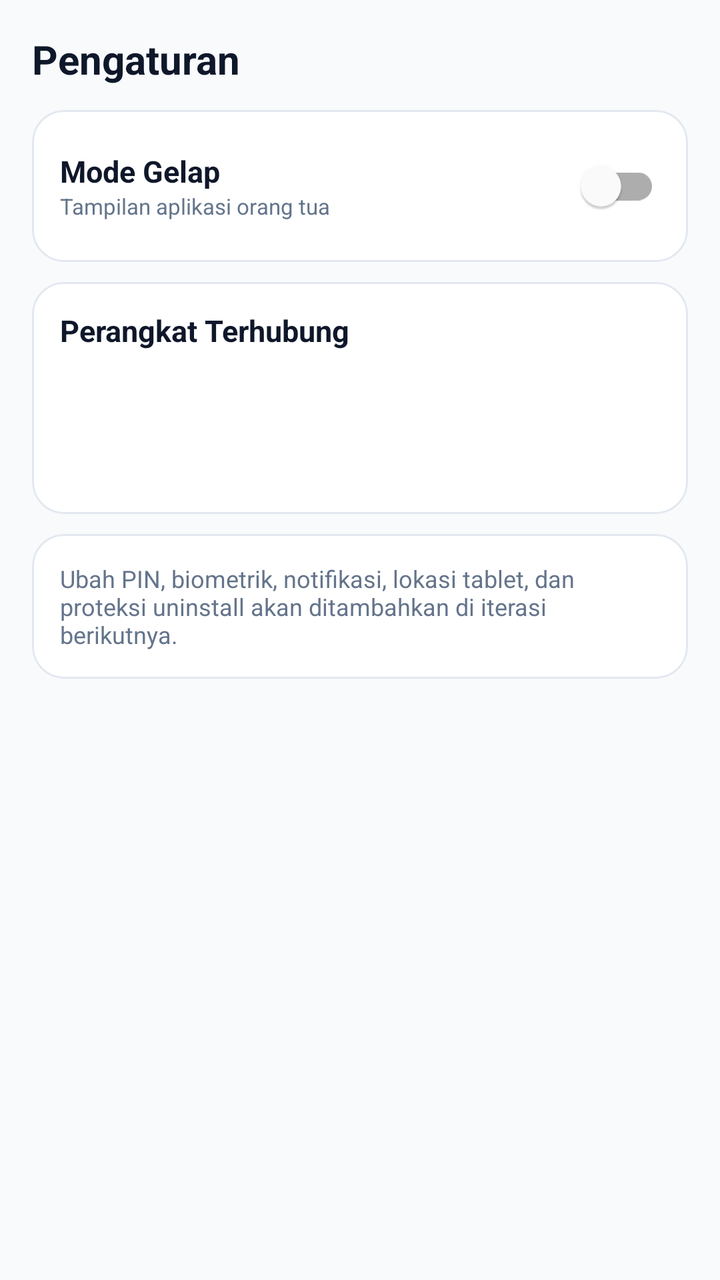
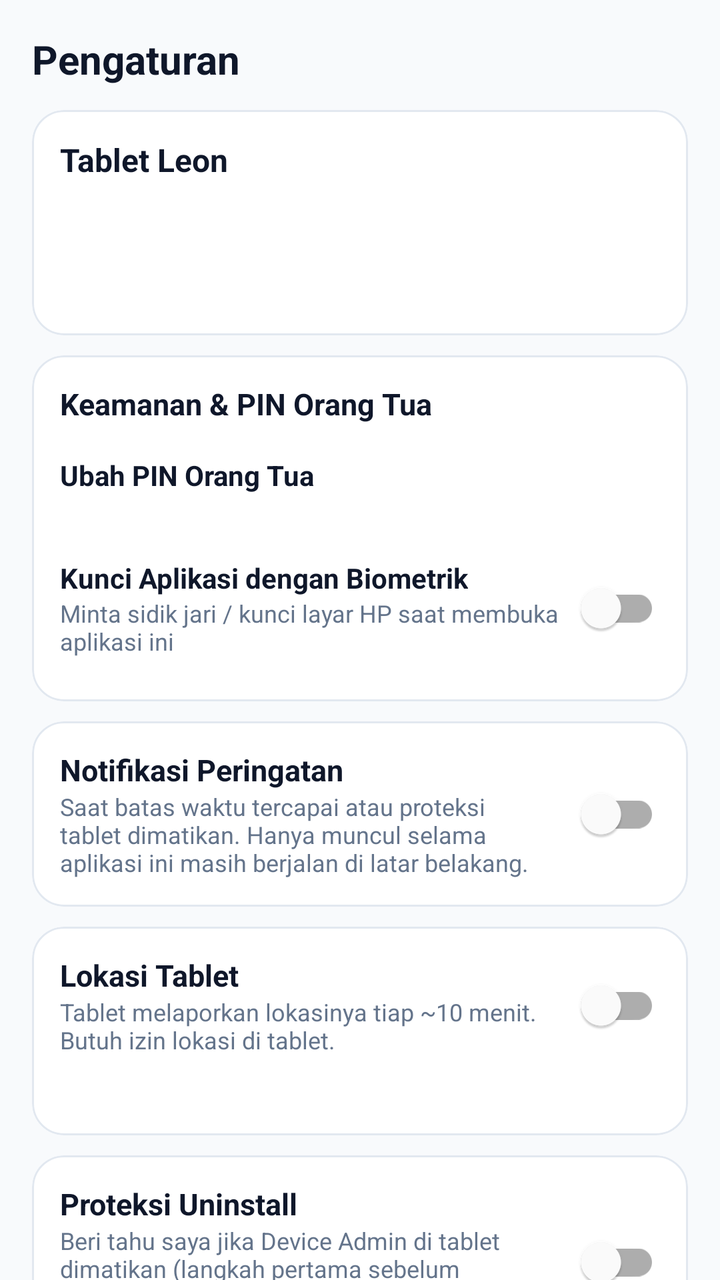

An Android layout rendered at two revisions. The XML below is the earlier revision; the diff shows what the commit changed to produce the second picture.
<!-- AndroidManifest.xml: application theme Theme.ParentalControl -->
<!-- res/layout/fragment_settings.xml -->
<?xml version="1.0" encoding="utf-8"?>
<androidx.core.widget.NestedScrollView xmlns:android="http://schemas.android.com/apk/res/android"
    xmlns:app="http://schemas.android.com/apk/res-auto"
    android:layout_width="match_parent"
    android:layout_height="match_parent"
    android:background="@color/background"
    android:fillViewport="true">

    <LinearLayout
        android:layout_width="match_parent"
        android:layout_height="wrap_content"
        android:orientation="vertical"
        android:padding="16dp">

        <TextView
            android:layout_width="wrap_content"
            android:layout_height="wrap_content"
            android:layout_marginBottom="12dp"
            android:text="Pengaturan"
            android:textColor="@color/text_primary"
            android:textSize="20sp"
            android:textStyle="bold" />

        <com.google.android.material.card.MaterialCardView
            android:layout_width="match_parent"
            android:layout_height="wrap_content"
            android:layout_marginBottom="10dp"
            app:cardBackgroundColor="@color/card_bg"
            app:cardCornerRadius="16dp"
            app:cardElevation="0dp"
            app:strokeColor="@color/card_stroke"
            app:strokeWidth="1dp">

            <LinearLayout
                android:layout_width="match_parent"
                android:layout_height="wrap_content"
                android:gravity="center_vertical"
                android:orientation="horizontal"
                android:padding="14dp">

                <LinearLayout
                    android:layout_width="0dp"
                    android:layout_height="wrap_content"
                    android:layout_weight="1"
                    android:orientation="vertical">

                    <TextView
                        android:layout_width="wrap_content"
                        android:layout_height="wrap_content"
                        android:text="Mode Gelap"
                        android:textColor="@color/text_primary"
                        android:textSize="15sp"
                        android:textStyle="bold" />

                    <TextView
                        android:layout_width="wrap_content"
                        android:layout_height="wrap_content"
                        android:text="Tampilan aplikasi orang tua"
                        android:textColor="@color/text_secondary"
                        android:textSize="11sp" />
                </LinearLayout>

                <com.google.android.material.switchmaterial.SwitchMaterial
                    android:id="@+id/switchDarkMode"
                    android:layout_width="wrap_content"
                    android:layout_height="wrap_content" />
            </LinearLayout>
        </com.google.android.material.card.MaterialCardView>

        <com.google.android.material.card.MaterialCardView
            android:layout_width="match_parent"
            android:layout_height="wrap_content"
            android:layout_marginBottom="10dp"
            app:cardBackgroundColor="@color/card_bg"
            app:cardCornerRadius="16dp"
            app:cardElevation="0dp"
            app:strokeColor="@color/card_stroke"
            app:strokeWidth="1dp">

            <LinearLayout
                android:layout_width="match_parent"
                android:layout_height="wrap_content"
                android:orientation="vertical"
                android:padding="14dp">

                <TextView
                    android:layout_width="wrap_content"
                    android:layout_height="wrap_content"
                    android:text="Perangkat Terhubung"
                    android:textColor="@color/text_primary"
                    android:textSize="15sp"
                    android:textStyle="bold" />

                <TextView
                    android:id="@+id/tvSettingsDevice"
                    android:layout_width="wrap_content"
                    android:layout_height="wrap_content"
                    android:layout_marginTop="8dp"
                    android:textColor="@color/text_primary"
                    android:textSize="13sp" />

                <TextView
                    android:id="@+id/tvSettingsStatus"
                    android:layout_width="wrap_content"
                    android:layout_height="wrap_content"
                    android:layout_marginTop="4dp"
                    android:textSize="13sp"
                    android:textStyle="bold" />

                <TextView
                    android:id="@+id/tvSettingsVersion"
                    android:layout_width="wrap_content"
                    android:layout_height="wrap_content"
                    android:layout_marginTop="4dp"
                    android:textColor="@color/text_secondary"
                    android:textSize="12sp" />
            </LinearLayout>
        </com.google.android.material.card.MaterialCardView>

        <com.google.android.material.card.MaterialCardView
            android:layout_width="match_parent"
            android:layout_height="wrap_content"
            android:layout_marginBottom="24dp"
            app:cardBackgroundColor="@color/card_bg"
            app:cardCornerRadius="16dp"
            app:cardElevation="0dp"
            app:strokeColor="@color/card_stroke"
            app:strokeWidth="1dp">

            <TextView
                android:layout_width="match_parent"
                android:layout_height="wrap_content"
                android:padding="14dp"
                android:text="Ubah PIN, biometrik, notifikasi, lokasi tablet, dan proteksi uninstall akan ditambahkan di iterasi berikutnya."
                android:textColor="@color/text_secondary"
                android:textSize="12sp" />
        </com.google.android.material.card.MaterialCardView>
    </LinearLayout>
</androidx.core.widget.NestedScrollView>
<!-- resources referenced by this layout -->
<resources>
  <color name="background">#F8FAFC</color>
  <color name="card_bg">#FFFFFF</color>
  <color name="card_stroke">#E2E8F0</color>
  <color name="text_primary">#0F172A</color>
  <color name="text_secondary">#64748B</color>
  <style name="Theme.ParentalControl" parent="Theme.MaterialComponents.DayNight.NoActionBar">
          <item name="colorPrimary">@color/primary</item>
          <item name="colorPrimaryDark">@color/primary_dark</item>
          <item name="colorAccent">@color/accent</item>
          <item name="android:windowBackground">@color/background</item>
      </style>
  <color name="primary">#2563EB</color>
  <color name="primary_dark">#1D4ED8</color>
  <color name="accent">#06B6D4</color>
</resources>

<!-- the commit's change to res/layout/fragment_settings.xml (unified diff, before → after) -->
@@ -21,6 +21,145 @@
             android:textSize="20sp"
             android:textStyle="bold" />
 
+        
+        <com.google.android.material.card.MaterialCardView
+            android:layout_width="match_parent"
+            android:layout_height="wrap_content"
+            android:layout_marginBottom="10dp"
+            app:cardBackgroundColor="@color/card_bg"
+            app:cardCornerRadius="16dp"
+            app:cardElevation="0dp"
+            app:strokeColor="@color/card_stroke"
+            app:strokeWidth="1dp">
+
+            <LinearLayout
+                android:layout_width="match_parent"
+                android:layout_height="wrap_content"
+                android:orientation="vertical"
+                android:padding="14dp">
+
+                <TextView
+                    android:layout_width="wrap_content"
+                    android:layout_height="wrap_content"
+                    android:text="Tablet Leon"
+                    android:textColor="@color/text_primary"
+                    android:textSize="16sp"
+                    android:textStyle="bold" />
+
+                <TextView
+                    android:id="@+id/tvProfileDevice"
+                    android:layout_width="wrap_content"
+                    android:layout_height="wrap_content"
+                    android:layout_marginTop="2dp"
+                    android:textColor="@color/text_secondary"
+                    android:textSize="13sp" />
+
+                <TextView
+                    android:id="@+id/tvProfileBattery"
+                    android:layout_width="wrap_content"
+                    android:layout_height="wrap_content"
+                    android:layout_marginTop="2dp"
+                    android:textColor="@color/text_secondary"
+                    android:textSize="13sp" />
+
+                <TextView
+                    android:id="@+id/tvSettingsStatus"
+                    android:layout_width="wrap_content"
+                    android:layout_height="wrap_content"
+                    android:layout_marginTop="6dp"
+                    android:textSize="13sp"
+                    android:textStyle="bold" />
+            </LinearLayout>
+        </com.google.android.material.card.MaterialCardView>
+
+        
+        <com.google.android.material.card.MaterialCardView
+            android:layout_width="match_parent"
+            android:layout_height="wrap_content"
+            android:layout_marginBottom="10dp"
+            app:cardBackgroundColor="@color/card_bg"
+            app:cardCornerRadius="16dp"
+            app:cardElevation="0dp"
+            app:strokeColor="@color/card_stroke"
+            app:strokeWidth="1dp">
+
+            <LinearLayout
+                android:layout_width="match_parent"
+                android:layout_height="wrap_content"
+                android:orientation="vertical"
+                android:padding="14dp">
+
+                <TextView
+                    android:layout_width="wrap_content"
+                    android:layout_height="wrap_content"
+                    android:text="Keamanan &amp; PIN Orang Tua"
+                    android:textColor="@color/text_primary"
+                    android:textSize="15sp"
+                    android:textStyle="bold" />
+
+                <LinearLayout
+                    android:id="@+id/rowChangePin"
+                    android:layout_width="match_parent"
+                    android:layout_height="wrap_content"
+                    android:layout_marginTop="8dp"
+                    android:background="?android:attr/selectableItemBackground"
+                    android:orientation="vertical"
+                    android:paddingVertical="8dp">
+
+                    <TextView
+                        android:layout_width="wrap_content"
+                        android:layout_height="wrap_content"
+                        android:text="Ubah PIN Orang Tua"
+                        android:textColor="@color/text_primary"
+                        android:textSize="14sp"
+                        android:textStyle="bold" />
+
+                    <TextView
+                        android:id="@+id/tvPinStatus"
+                        android:layout_width="wrap_content"
+                        android:layout_height="wrap_content"
+                        android:textColor="@color/text_secondary"
+                        android:textSize="12sp" />
+                </LinearLayout>
+
+                <LinearLayout
+                    android:layout_width="match_parent"
+                    android:layout_height="wrap_content"
+                    android:gravity="center_vertical"
+                    android:orientation="horizontal"
+                    android:paddingVertical="8dp">
+
+                    <LinearLayout
+                        android:layout_width="0dp"
+                        android:layout_height="wrap_content"
+                        android:layout_weight="1"
+                        android:orientation="vertical">
+
+                        <TextView
+                            android:layout_width="wrap_content"
+                            android:layout_height="wrap_content"
+                            android:text="Kunci Aplikasi dengan Biometrik"
+                            android:textColor="@color/text_primary"
+                            android:textSize="14sp"
+                            android:textStyle="bold" />
+
+                        <TextView
+                            android:layout_width="wrap_content"
+                            android:layout_height="wrap_content"
+                            android:text="Minta sidik jari / kunci layar HP saat membuka aplikasi ini"
+                            android:textColor="@color/text_secondary"
+                            android:textSize="12sp" />
+                    </LinearLayout>
+
+                    <com.google.android.material.switchmaterial.SwitchMaterial
+                        android:id="@+id/switchBiometric"
+                        android:layout_width="wrap_content"
+                        android:layout_height="wrap_content" />
+                </LinearLayout>
+            </LinearLayout>
+        </com.google.android.material.card.MaterialCardView>
+
+        
         <com.google.android.material.card.MaterialCardView
             android:layout_width="match_parent"
             android:layout_height="wrap_content"
@@ -47,7 +186,7 @@
                     <TextView
                         android:layout_width="wrap_content"
                         android:layout_height="wrap_content"
-                        android:text="Mode Gelap"
+                        android:text="Notifikasi Peringatan"
                         android:textColor="@color/text_primary"
                         android:textSize="15sp"
                         android:textStyle="bold" />
@@ -55,18 +194,20 @@
                     <TextView
                         android:layout_width="wrap_content"
                         android:layout_height="wrap_content"
-                        android:text="Tampilan aplikasi orang tua"
+                        android:text="Saat batas waktu tercapai atau proteksi tablet dimatikan. Hanya muncul selama aplikasi ini masih berjalan di latar belakang."
                         android:textColor="@color/text_secondary"
-                        android:textSize="11sp" />
+                        android:textSize="12sp" />
                 </LinearLayout>
 
                 <com.google.android.material.switchmaterial.SwitchMaterial
-                    android:id="@+id/switchDarkMode"
-                    android:layout_width="wrap_content"
-                    android:layout_height="wrap_content" />
-            </LinearLayout>
-        </com.google.android.material.card.MaterialCardView>
-
+                    android:id="@+id/switchNotify"
+                    android:layout_width="wrap_content"
+                    android:layout_height="wrap_content"
+                    android:layout_marginStart="8dp" />
+            </LinearLayout>
+        </com.google.android.material.card.MaterialCardView>
+
+        
         <com.google.android.material.card.MaterialCardView
             android:layout_width="match_parent"
             android:layout_height="wrap_content"
@@ -83,57 +224,189 @@
                 android:orientation="vertical"
                 android:padding="14dp">
 
-                <TextView
-                    android:layout_width="wrap_content"
-                    android:layout_height="wrap_content"
-                    android:text="Perangkat Terhubung"
-                    android:textColor="@color/text_primary"
-                    android:textSize="15sp"
-                    android:textStyle="bold" />
-
-                <TextView
-                    android:id="@+id/tvSettingsDevice"
+                <LinearLayout
+                    android:layout_width="match_parent"
+                    android:layout_height="wrap_content"
+                    android:gravity="center_vertical"
+                    android:orientation="horizontal">
+
+                    <LinearLayout
+                        android:layout_width="0dp"
+                        android:layout_height="wrap_content"
+                        android:layout_weight="1"
+                        android:orientation="vertical">
+
+                        <TextView
+                            android:layout_width="wrap_content"
+                            android:layout_height="wrap_content"
+                            android:text="Lokasi Tablet"
+                            android:textColor="@color/text_primary"
+                            android:textSize="15sp"
+                            android:textStyle="bold" />
+
+                        <TextView
+                            android:layout_width="wrap_content"
+                            android:layout_height="wrap_content"
+                            android:text="Tablet melaporkan lokasinya tiap ~10 menit. Butuh izin lokasi di tablet."
+                            android:textColor="@color/text_secondary"
+                            android:textSize="12sp" />
+                    </LinearLayout>
+
+                    <com.google.android.material.switchmaterial.SwitchMaterial
+                        android:id="@+id/switchLocation"
+                        android:layout_width="wrap_content"
+                        android:layout_height="wrap_content"
+                        android:layout_marginStart="8dp" />
+                </LinearLayout>
+
+                <TextView
+                    android:id="@+id/tvLocationInfo"
                     android:layout_width="wrap_content"
                     android:layout_height="wrap_content"
                     android:layout_marginTop="8dp"
                     android:textColor="@color/text_primary"
                     android:textSize="13sp" />
 
-                <TextView
-                    android:id="@+id/tvSettingsStatus"
+                <com.google.android.material.button.MaterialButton
+                    android:id="@+id/btnOpenMaps"
+                    style="@style/Widget.MaterialComponents.Button.OutlinedButton"
                     android:layout_width="wrap_content"
                     android:layout_height="wrap_content"
                     android:layout_marginTop="4dp"
+                    android:text="Buka di Maps"
+                    android:visibility="gone"
+                    app:cornerRadius="10dp" />
+            </LinearLayout>
+        </com.google.android.material.card.MaterialCardView>
+
+        
+        <com.google.android.material.card.MaterialCardView
+            android:layout_width="match_parent"
+            android:layout_height="wrap_content"
+            android:layout_marginBottom="10dp"
+            app:cardBackgroundColor="@color/card_bg"
+            app:cardCornerRadius="16dp"
+            app:cardElevation="0dp"
+            app:strokeColor="@color/card_stroke"
+            app:strokeWidth="1dp">
+
+            <LinearLayout
+                android:layout_width="match_parent"
+                android:layout_height="wrap_content"
+                android:orientation="vertical"
+                android:padding="14dp">
+
+                <LinearLayout
+                    android:layout_width="match_parent"
+                    android:layout_height="wrap_content"
+                    android:gravity="center_vertical"
+                    android:orientation="horizontal">
+
+                    <LinearLayout
+                        android:layout_width="0dp"
+                        android:layout_height="wrap_content"
+                        android:layout_weight="1"
+                        android:orientation="vertical">
+
+                        <TextView
+                            android:layout_width="wrap_content"
+                            android:layout_height="wrap_content"
+                            android:text="Proteksi Uninstall"
+                            android:textColor="@color/text_primary"
+                            android:textSize="15sp"
+                            android:textStyle="bold" />
+
+                        <TextView
+                            android:layout_width="wrap_content"
+                            android:layout_height="wrap_content"
+                            android:text="Beri tahu saya jika Device Admin di tablet dimatikan (langkah pertama sebelum aplikasi bisa dihapus). Tidak memblokir penghapusan."
+                            android:textColor="@color/text_secondary"
+                            android:textSize="12sp" />
+                    </LinearLayout>
+
+                    <com.google.android.material.switchmaterial.SwitchMaterial
+                        android:id="@+id/switchUninstall"
+                        android:layout_width="wrap_content"
+                        android:layout_height="wrap_content"
+                        android:layout_marginStart="8dp" />
+                </LinearLayout>
+
+                <TextView
+                    android:id="@+id/tvAdminStatus"
+                    android:layout_width="wrap_content"
+                    android:layout_height="wrap_content"
+                    android:layout_marginTop="8dp"
                     android:textSize="13sp"
                     android:textStyle="bold" />
-
-                <TextView
-                    android:id="@+id/tvSettingsVersion"
-                    android:layout_width="wrap_content"
-                    android:layout_height="wrap_content"
-                    android:layout_marginTop="4dp"
+            </LinearLayout>
+        </com.google.android.material.card.MaterialCardView>
+
+        
+        <com.google.android.material.card.MaterialCardView
+            android:layout_width="match_parent"
+            android:layout_height="wrap_content"
+            android:layout_marginBottom="24dp"
+            app:cardBackgroundColor="@color/card_bg"
+            app:cardCornerRadius="16dp"
+            app:cardElevation="0dp"
+            app:strokeColor="@color/card_stroke"
+            app:strokeWidth="1dp">
+
+            <LinearLayout
+                android:layout_width="match_parent"
+                android:layout_height="wrap_content"
+                android:orientation="vertical"
+                android:padding="14dp">
+
+                <LinearLayout
+                    android:layout_width="match_parent"
+                    android:layout_height="wrap_content"
+                    android:gravity="center_vertical"
+                    android:orientation="horizontal">
+
+                    <LinearLayout
+                        android:layout_width="0dp"
+                        android:layout_height="wrap_content"
+                        android:layout_weight="1"
+                        android:orientation="vertical">
+
+                        <TextView
+                            android:layout_width="wrap_content"
+                            android:layout_height="wrap_content"
+                            android:text="Mode Gelap"
+                            android:textColor="@color/text_primary"
+                            android:textSize="15sp"
+                            android:textStyle="bold" />
+
+                        <TextView
+                            android:layout_width="wrap_content"
+                            android:layout_height="wrap_content"
+                            android:text="Tampilan aplikasi orang tua"
+                            android:textColor="@color/text_secondary"
+                            android:textSize="11sp" />
+                    </LinearLayout>
+
+                    <com.google.android.material.switchmaterial.SwitchMaterial
+                        android:id="@+id/switchDarkMode"
+                        android:layout_width="wrap_content"
+                        android:layout_height="wrap_content" />
+                </LinearLayout>
+
+                <TextView
+                    android:id="@+id/tvSettingsDevice"
+                    android:layout_width="wrap_content"
+                    android:layout_height="wrap_content"
+                    android:layout_marginTop="12dp"
                     android:textColor="@color/text_secondary"
                     android:textSize="12sp" />
-            </LinearLayout>
-        </com.google.android.material.card.MaterialCardView>
-
-        <com.google.android.material.card.MaterialCardView
-            android:layout_width="match_parent"
-            android:layout_height="wrap_content"
-            android:layout_marginBottom="24dp"
-            app:cardBackgroundColor="@color/card_bg"
-            app:cardCornerRadius="16dp"
-            app:cardElevation="0dp"
-            app:strokeColor="@color/card_stroke"
-            app:strokeWidth="1dp">
-
-            <TextView
-                android:layout_width="match_parent"
-                android:layout_height="wrap_content"
-                android:padding="14dp"
-                android:text="Ubah PIN, biometrik, notifikasi, lokasi tablet, dan proteksi uninstall akan ditambahkan di iterasi berikutnya."
-                android:textColor="@color/text_secondary"
-                android:textSize="12sp" />
+
+                <TextView
+                    android:id="@+id/tvSettingsVersion"
+                    android:layout_width="wrap_content"
+                    android:layout_height="wrap_content"
+                    android:textColor="@color/text_secondary"
+                    android:textSize="12sp" />
+            </LinearLayout>
         </com.google.android.material.card.MaterialCardView>
     </LinearLayout>
 </androidx.core.widget.NestedScrollView>
